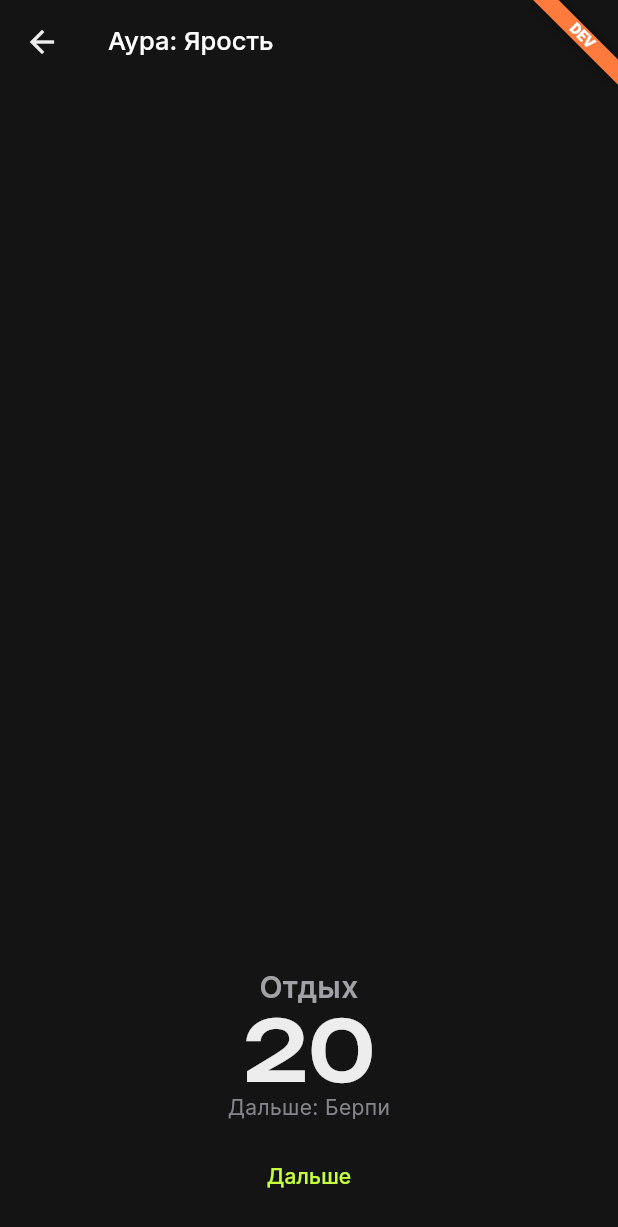
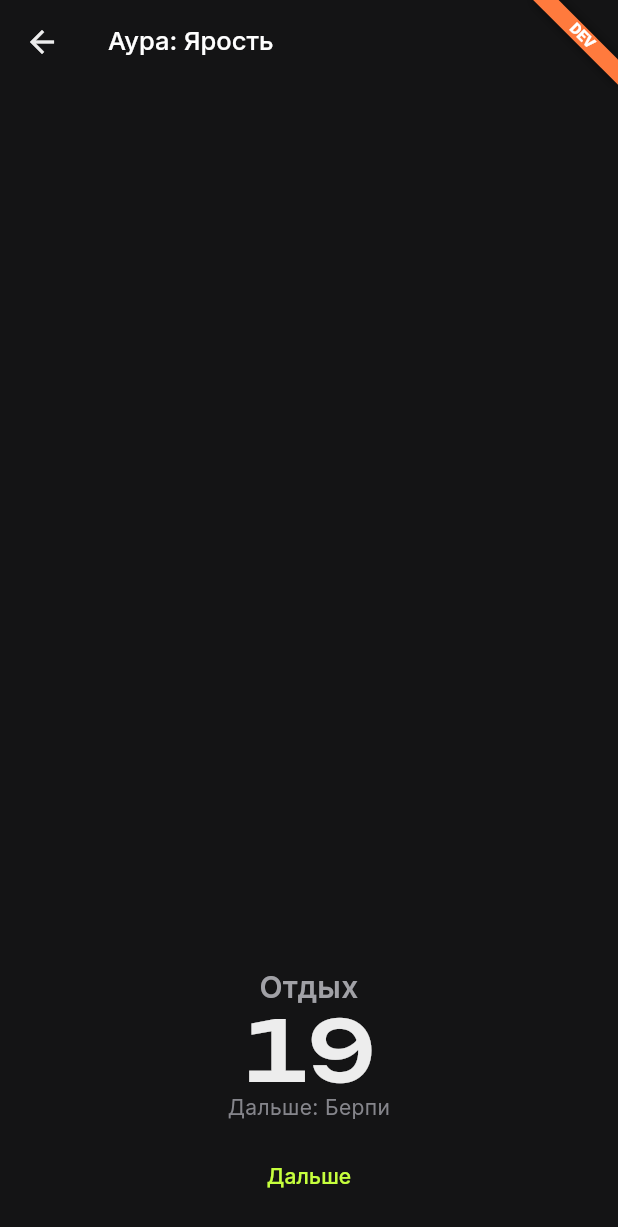
Before and after one commit to ZiFlux/ironrise, a Flutter app: the AuraTrainingScreen screen opened directly with empty values, after a tap on "Начать", after a tap on "Дальше", on a phone screen of 412 x 824 dp. Shown: the top 1227 px of the screen. Run offline on Flutter 3.47's test engine with Material 3 defaults, Android fonts, the phone set to English and light mode, and no system bars; our stand-ins replace firebase_core, firebase_messaging, flutter_riverpod, flutter_secure_storage, go_router, lucide_icons_flutter and 3 more; missing offline and left inert: flutter_reactive_ble, health; accounts and stored records are empty.

Commit message:
Aura training: wall-clock timer, cooldown up to 6 minutes, retry/exit on save errors
Co-Authored-By: Claude Opus 5.5 <noreply@anthropic.com>

```diff
--- a/app/lib/screens/aura_screen.dart
+++ b/app/lib/screens/aura_screen.dart
@@ -216,11 +216,22 @@ class _AuraTrainingState extends ConsumerState<AuraTrainingScreen> {
       ],
   ];
 
+  /// Сервер засчитывает тренировку ауры от 6 минут; берём с запасом.
+  static const _minDuration = Duration(seconds: 370);
+
   Timer? _timer;
   DateTime? _startedAt;
+  DateTime? _finishedAt;
   int _index = -1;
-  int _left = 0;
+
+  /// Конец текущего шага по часам: таймер не отстаёт, если экран гас.
+  DateTime _stepEnd = DateTime.now();
+
+  /// «Заминка»: шаги пропущены и до 6 минут не хватает — ждём и отправляем.
+  DateTime? _holdUntil;
   bool _saving = false;
+  String? _error;
+  bool _canRetry = false;
 
   @override
   void dispose() {
@@ -228,64 +239,104 @@ class _AuraTrainingState extends ConsumerState<AuraTrainingScreen> {
     super.dispose();
   }
 
+  int _secondsUntil(DateTime t) {
+    final ms = t.difference(DateTime.now()).inMilliseconds;
+    return ms <= 0 ? 0 : (ms + 999) ~/ 1000;
+  }
+
   void _start() {
-    _startedAt = DateTime.now();
+    final now = DateTime.now();
+    _startedAt = now;
     // Часы начинают передавать пульс — он подтверждает тренировку ауры.
     ref.read(heartRateProvider.notifier).startWatch();
     setState(() {
       _index = 0;
-      _left = _steps[0].seconds;
+      _stepEnd = now.add(Duration(seconds: _steps[0].seconds));
     });
-    _timer = Timer.periodic(const Duration(seconds: 1), (_) => _tick());
+    _timer = Timer.periodic(const Duration(milliseconds: 500), (_) => _tick());
   }
 
   void _tick() {
-    if (_left > 1) {
-      setState(() => _left--);
+    if (!mounted || _saving || _error != null) return;
+    final now = DateTime.now();
+    final hold = _holdUntil;
+    if (hold != null) {
+      if (!now.isBefore(hold)) {
+        _holdUntil = null;
+        _complete();
+      } else {
+        setState(() {});
+      }
       return;
     }
-    if (_index + 1 < _steps.length) {
-      setState(() {
+    // Догоняем все шаги, которые закончились, пока приложение было в фоне.
+    while (!now.isBefore(_stepEnd) && _index + 1 < _steps.length) {
       _index++;
-        _left = _steps[_index].seconds;
-      });
+      _stepEnd = _stepEnd.add(Duration(seconds: _steps[_index].seconds));
+    }
+    if (!now.isBefore(_stepEnd)) {
+      _complete();
     } else {
-      _timer?.cancel();
-      _finish();
+      setState(() {});
     }
   }
 
-  void _skip() => setState(() => _left = 1);
+  void _skip() {
+    _stepEnd = DateTime.now();
+    _tick();
+  }
 
-  Future<void> _finish() async {
-    setState(() => _saving = true);
-    final end = DateTime.now();
+  void _complete() {
+    final start = _startedAt ?? DateTime.now();
+    final enough = start.add(_minDuration);
+    if (DateTime.now().isBefore(enough)) {
+      setState(() => _holdUntil = enough);
+      return;
+    }
+    _timer?.cancel();
+    _finishedAt = DateTime.now();
+    _submit();
+  }
+
+  Future<void> _submit() async {
+    final end = _finishedAt ?? DateTime.now();
+    final start = _startedAt ?? end;
+    setState(() {
+      _saving = true;
+      _error = null;
+    });
     final hr = ref.read(heartRateProvider.notifier);
-    final pulse = hr.samplesBetween(_startedAt ?? end, end);
+    final pulse = hr.samplesBetween(start, end);
+    try {
       await hr.stopWatch();
-    try {
       await ref
           .read(auraProvider.notifier)
-          .train(
-            widget.kind,
-            startedAt: _startedAt ?? end,
-            finishedAt: end,
-            pulse: pulse,
-          );
+          .train(widget.kind, startedAt: start, finishedAt: end, pulse: pulse);
       showStatus(
         'Аура «${widget.kind.label}» прокачана',
         kind: StatusKind.success,
       );
       if (mounted) context.pop();
     } on ApiException catch (e) {
-      showStatusError(switch (e.status) {
+      if (!mounted) return;
+      setState(() {
+        _saving = false;
+        _canRetry = e.isNetwork || e.status >= 500;
+        _error = switch (e.status) {
           422 when e.message.contains('6-40') =>
             'Тренировка короче 6 минут — не засчитана',
           422 => 'Нет пульса с часов — тренировка ауры не засчитана',
           409 => 'Тренировка ауры уже была — следующая завтра',
           _ => 'Нет связи с сервером — попробуйте ещё раз',
-      }, network: e.isNetwork);
-      if (mounted) setState(() => _saving = false);
+        };
+      });
+    } catch (_) {
+      if (!mounted) return;
+      setState(() {
+        _saving = false;
+        _canRetry = true;
+        _error = 'Не удалось сохранить тренировку — попробуйте ещё раз';
+      });
     }
   }
 
@@ -314,7 +365,9 @@ class _AuraTrainingState extends ConsumerState<AuraTrainingScreen> {
                     // Пока идёт работа — аура горит.
                     if (hero != null)
                       AuraHero(
-                        kind: started && !step!.rest ? kind : null,
+                        kind: started && _holdUntil == null && !step!.rest
+                            ? kind
+                            : null,
                         child: AvatarView(
                           levels: hero.avatarLevels,
                           look: hero.look,
@@ -361,6 +414,45 @@ class _AuraTrainingState extends ConsumerState<AuraTrainingScreen> {
                 ),
                 const SizedBox(height: 16),
                 FilledButton(onPressed: _start, child: const Text('Начать')),
+              ] else if (_error != null) ...[
+                Text(
+                  _error!,
+                  textAlign: TextAlign.center,
+                  style: const TextStyle(fontSize: 16),
+                ),
+                const SizedBox(height: 12),
+                Wrap(
+                  alignment: WrapAlignment.center,
+                  spacing: 8,
+                  children: [
+                    if (_canRetry)
+                      FilledButton(
+                        onPressed: _submit,
+                        child: const Text('Повторить'),
+                      ),
+                    OutlinedButton(
+                      onPressed: () => context.pop(),
+                      child: const Text('Выйти'),
+                    ),
+                  ],
+                ),
+              ] else if (_holdUntil != null) ...[
+                const Text(
+                  'Заминка',
+                  textAlign: TextAlign.center,
+                  style: TextStyle(fontSize: 20, fontWeight: FontWeight.w600),
+                ),
+                Text(
+                  '${_secondsUntil(_holdUntil!)}',
+                  textAlign: TextAlign.center,
+                  style: figureStyle(size: 56),
+                ),
+                const Text(
+                  'Аура засчитывается от 6 минут. Походите и восстановите '
+                  'дыхание — тренировка отправится сама',
+                  textAlign: TextAlign.center,
+                  style: TextStyle(color: AppColors.textMuted),
+                ),
               ] else ...[
                 Text(
                   step!.title,
@@ -372,7 +464,7 @@ class _AuraTrainingState extends ConsumerState<AuraTrainingScreen> {
                   ),
                 ),
                 Text(
-                  '$_left',
+                  '${_secondsUntil(_stepEnd)}',
                   textAlign: TextAlign.center,
                   style: figureStyle(size: 56),
                 ),
```
Also changed, not shown: 1 other file. Lines whose indentation alone changed are shown as unchanged.
